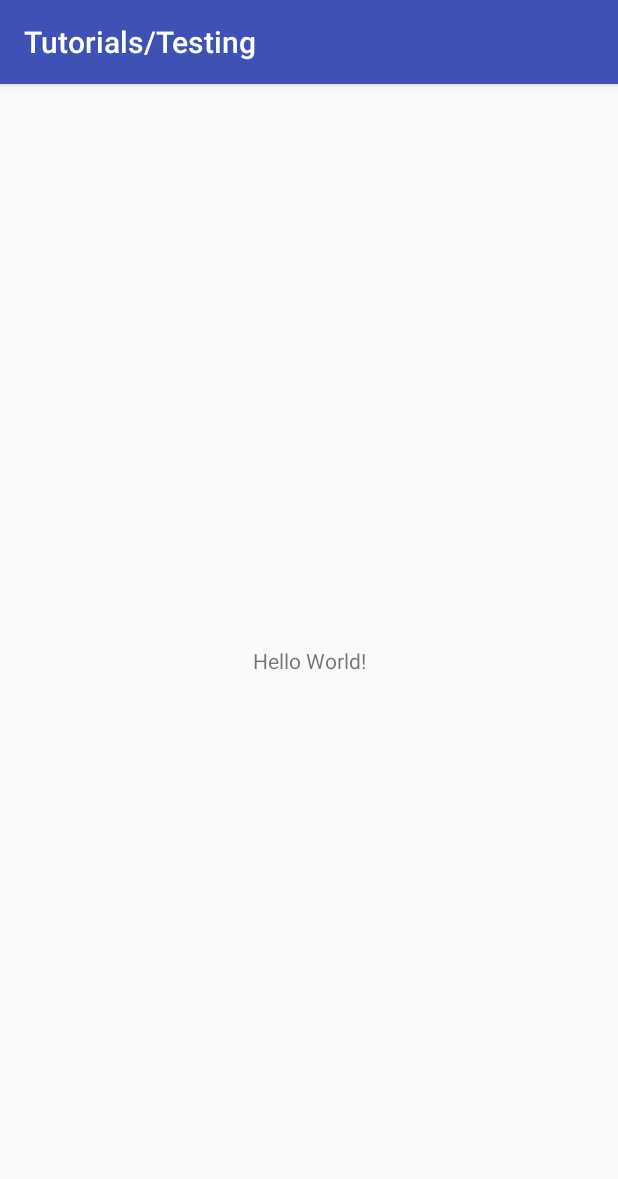
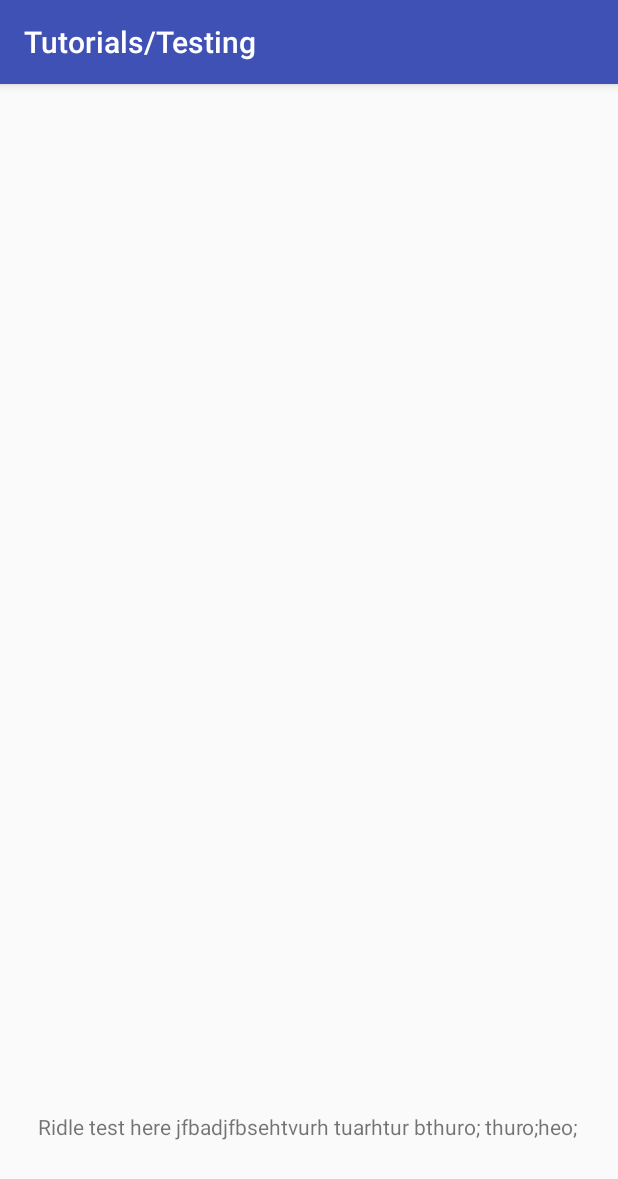
Before and after one commit to WyreCoder/puz, an Android app: the screen it shows after launch (MainActivity), on a phone screen of 412 x 824 dp. Shown: the top 1179 px of the screen. Run offline under Robolectric (Android 15) with nearby library versions, the phone set to English and light mode, and no system bars.

```diff
--- a/TutorialsTesting/app/src/main/res/layout/activity_main.xml
+++ b/TutorialsTesting/app/src/main/res/layout/activity_main.xml
@@ -7,12 +7,14 @@
     tools:context="com.example.wyre.tutorialstesting.MainActivity">
 
     <TextView
-        android:layout_width="wrap_content"
-        android:layout_height="wrap_content"
-        android:text="Hello World!"
+        android:layout_width="385dp"
+        android:layout_height="61dp"
+        android:text="Ridle test here jfbadjfbsehtvurh tuarhtur bthuro; thuro;heo;"
         app:layout_constraintBottom_toBottomOf="parent"
+        app:layout_constraintHorizontal_bias="0.961"
         app:layout_constraintLeft_toLeftOf="parent"
         app:layout_constraintRight_toRightOf="parent"
-        app:layout_constraintTop_toTopOf="parent" />
+        app:layout_constraintTop_toTopOf="parent"
+        app:layout_constraintVertical_bias="0.97" />
 
 </android.support.constraint.ConstraintLayout>
```
